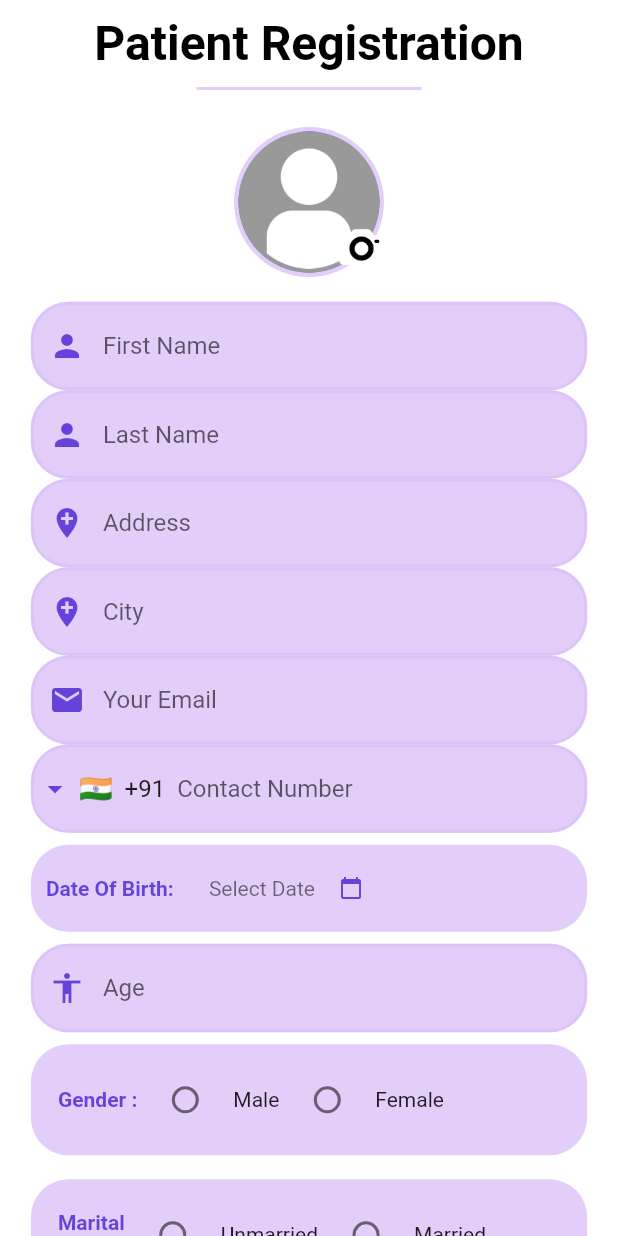
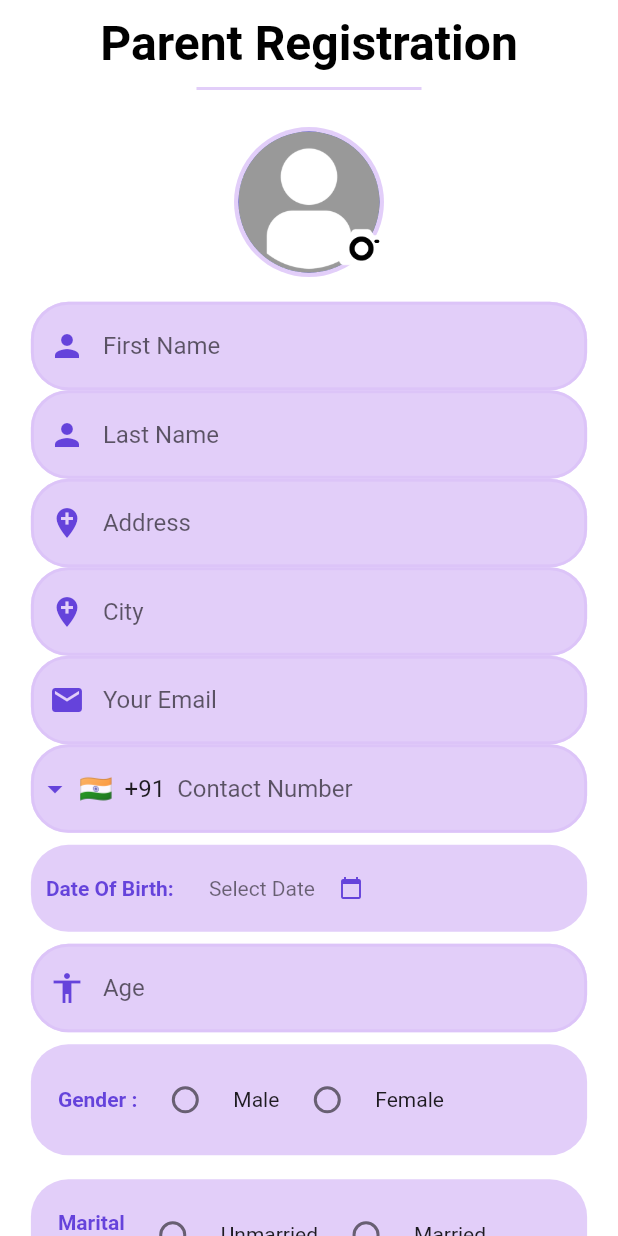
Before and after one commit to IkramBattal/number1, a Flutter app: the Registration screen opened directly, on a phone screen of 412 x 824 dp. Run offline on Flutter 3.47's test engine with Material 2 defaults, Android fonts, the light colour scheme and no system bars; drawn by our look-alikes of intl_phone_field; our stand-ins replace carousel_slider, cloud_firestore, connectivity_plus, dropdown_button2, firebase_auth, firebase_core and 11 more; accounts and stored records are empty; network calls fail.

Commit message:
7ydt ga3 doctor o patient flktba

```diff
--- a/HealthCare/lib/Screens/Chat/Patient_List.dart
+++ b/HealthCare/lib/Screens/Chat/Patient_List.dart
@@ -73,7 +73,7 @@ class _Patient_ListState extends State<Patient_List> {
                               snapshot.data!.docs[index];
                           Future.delayed(Duration(seconds: 3));
                           return snapshot.hasError
-                              ? Center(child: Text("patient Not Available"))
+                              ? Center(child: Text("Parent not available"))
                               : CustomCard(
                                   pid: doc['uid'],
                                   did: loggedInUser.uid,
--- a/HealthCare/lib/Screens/Pages/Patient/notvisitedpatient.dart
+++ b/HealthCare/lib/Screens/Pages/Patient/notvisitedpatient.dart
@@ -76,7 +76,7 @@ class _notvisitedState extends State<notvisited> {
               Navigator.pop(context);
             }),
         title: Text(
-          'Pending Patients',
+          'Pending parents',
           style: TextStyle(
             color: Colors.white,
             fontSize: 20,
@@ -313,7 +313,7 @@ class alertdialog extends StatelessWidget {
                   Padding(
                     padding: const EdgeInsets.only(top: 48),
                     child: Text(
-                      'Are you sure this patient not visited yet?',
+                      'Are you sure this parent not visited yet?',
                       style: TextStyle(
                         fontWeight: FontWeight.bold,
                         fontSize: 20,
@@ -418,7 +418,7 @@ class confirm extends StatelessWidget {
                   Padding(
                     padding: const EdgeInsets.only(top: 48),
                     child: Text(
-                      'Are you sure this patient visited?',
+                      'Are you sure you this parent visited?',
                       style: TextStyle(
                         fontWeight: FontWeight.bold,
                         fontSize: 20,
--- a/HealthCare/lib/Screens/Pages/Patient/visitedpatient.dart
+++ b/HealthCare/lib/Screens/Pages/Patient/visitedpatient.dart
@@ -82,7 +82,7 @@ class _visitedState extends State<visited> {
               Navigator.pop(context);
             }),
         title: Text(
-          'Visited Patients',
+          'Visited Parents',
           style: TextStyle(
             color: Colors.white,
             fontSize: 20,
@@ -107,7 +107,7 @@ class _visitedState extends State<visited> {
                   ),
                   filled: true,
                   fillColor: Colors.grey[200],
-                  hintText: 'Search Visited Patient',
+                  hintText: 'Search Visited Parent',
                   hintStyle: TextStyle(
                     color: Colors.black26,
                     fontSize: 18,
--- a/HealthCare/lib/Screens/appointment_time_page.dart
+++ b/HealthCare/lib/Screens/appointment_time_page.dart
@@ -611,7 +611,7 @@ class AdvanceCustomAlert extends StatelessWidget {
                       height: 5,
                     ),
                     Text(
-                      'Pending till doctor confirm this appointment request.',
+                      'Pending till confirming this appointment request.',
                       style: TextStyle(fontSize: 20),
                       textAlign: TextAlign.center,
                     ),
--- a/HealthCare/lib/Screens/detail_page.dart
+++ b/HealthCare/lib/Screens/detail_page.dart
@@ -255,7 +255,7 @@ class _DetailPageState extends State<DetailPage> {
                             borderRadius: BorderRadius.circular(4),
                           ),
                           child: Text(
-                            widget.specialist + ' Specialist',
+                            widget.specialist ,
                             style: TextStyle(
                               color: HexColor('#FFBF11'),
                               fontSize: 11,
@@ -720,7 +720,7 @@ class _DetailPageState extends State<DetailPage> {
       scheme: 'sms',
       path: widget.phone,
       queryParameters: <String, String>{
-        'body': Uri.encodeComponent('HelloDoctor'),
+        'body': Uri.encodeComponent('Hello'),
       },
     );
     return AppBar(
--- a/HealthCare/lib/Screens/docter_page.dart
+++ b/HealthCare/lib/Screens/docter_page.dart
@@ -78,7 +78,7 @@ class _Docter_pageState extends State<Docter_page> {
                     builder: (BuildContext context,
                         AsyncSnapshot<QuerySnapshot> snapshot) {
                       if (!snapshot.hasData) {
-                        return Center(child: Text("Doctor Not Available"));
+                        return Center(child: Text("Service provider not available"));
                       } else {
                         return ListView.builder(
                           controller: ScrollController(keepScrollOffset: false),
--- a/HealthCare/lib/Screens/login/Patient_registration.dart
+++ b/HealthCare/lib/Screens/login/Patient_registration.dart
@@ -160,7 +160,7 @@ class _RegistrationState extends State<Registration> {
                         child: Container(
                           child: Center(
                               child: Text(
-                                "Patient Registration",
+                                "Parent Registration",
                                 style: TextStyle(
                                     fontSize: 32,
                                     color: Colors.black,
--- a/HealthCare/lib/Screens/login/doctor_registration.dart
+++ b/HealthCare/lib/Screens/login/doctor_registration.dart
@@ -170,7 +170,7 @@ class _DocRegistrationState extends State<DocRegistration> {
                         child: Container(
                           child: Center(
                               child: Text(
-                                "Doctor Registration",
+                                "Service provider Registration",
                                 style: TextStyle(
                                     fontSize: 32,
                                     color: Colors.black,
--- a/HealthCare/lib/Screens/login/doctorlogin.dart
+++ b/HealthCare/lib/Screens/login/doctorlogin.dart
@@ -316,7 +316,7 @@ class _doctor_pageState extends State<doctor_page> {
                                               break;
                                             case "user-not-found":
                                               errorMessage =
-                                              "Doctor with this email doesn't exist.";
+                                              "Service provider with this email doesn't exist.";
                                               break;
                                             case "user-disabled":
                                               errorMessage =
--- a/HealthCare/lib/Screens/login/patientlogin.dart
+++ b/HealthCare/lib/Screens/login/patientlogin.dart
@@ -324,7 +324,7 @@ class _login_pageState extends State<login_page> {
                                               break;
                                             case "user-not-found":
                                               errorMessage =
-                                              "Patient with this email doesn't exist.";
+                                              "Parent with this email doesn't exist.";
                                               break;
                                             case "user-disabled":
                                               errorMessage =
@@ -352,7 +352,7 @@ class _login_pageState extends State<login_page> {
                                           Fluttertoast.showToast(
                                               msg: errorMessage);
                                           if (errorMessage ==
-                                              "Patient with this email doesn't exist.") {
+                                              "Parent with this email doesn't exist.") {
                                             Navigator.pushReplacement(
                                                 context,
                                                 MaterialPageRoute(
--- a/HealthCare/lib/cells/Doctor_card.dart
+++ b/HealthCare/lib/cells/Doctor_card.dart
@@ -110,7 +110,7 @@ class _SelectCardState extends State<SelectCard> {
                     height: 10,
                   ),
                   Text(
-                    patient_count.toString() + " Patient Visited",
+                    patient_count.toString() + " Parent Visited",
                     style: TextStyle(
                         color: Colors.white,
                         fontSize: 14,
--- a/HealthCare/lib/cells/trd_cell.dart
+++ b/HealthCare/lib/cells/trd_cell.dart
@@ -117,7 +117,7 @@ class _TrdCellState extends State<TrdCell> {
               height: 8,
             ),
             Text(
-              widget.specialist + ' Specialist',
+              widget.specialist ,
               style: TextStyle(
                 color: kPrimaryhinttext,
                 fontSize: 14,
--- a/HealthCare/lib/newapp/doctorsList.dart
+++ b/HealthCare/lib/newapp/doctorsList.dart
@@ -48,7 +48,7 @@ class _DoctorsListState extends State<DoctorsList> {
                   ),
                   filled: true,
                   fillColor: Colors.grey[300],
-                  hintText: 'Search Doctor',
+                  hintText: 'Search service provider',
                   hintStyle: TextStyle(
                     color: Colors.black26,
                     fontSize: 18,
--- a/HealthCare/lib/newapp/searchList.dart
+++ b/HealthCare/lib/newapp/searchList.dart
@@ -52,7 +52,7 @@ class _SearchListState extends State<SearchList> {
                         mainAxisAlignment: MainAxisAlignment.center,
                         children: [
                           Text(
-                            'No Doctor Found!',
+                            'No service provider found!',
                             style: TextStyle(
                               color: Colors.blue[800],
                               fontSize: 25,
--- a/HealthCare/lib/newapp/searchList2.dart
+++ b/HealthCare/lib/newapp/searchList2.dart
@@ -47,7 +47,7 @@ class _SearchList2State extends State<SearchList2> {
                         mainAxisAlignment: MainAxisAlignment.center,
                         children: [
                           Text(
-                            'No Patient Found!',
+                            'No Parent Found!',
                             style: TextStyle(
                               color: Colors.blue[800],
                               fontSize: 25,
--- a/HealthCare/lib/widget/DoctorDrawer.dart
+++ b/HealthCare/lib/widget/DoctorDrawer.dart
@@ -135,11 +135,11 @@ class _DocDrawerState extends State<DocDrawer> {
                   width: 10,
                   color: kPrimaryLightColor,
                 ),
-                CustomList(Icons.check, "Visited Patients", () {
+                CustomList(Icons.check, "Visited Parents", () {
                   Navigator.push(context,
                       MaterialPageRoute(builder: (context) => visited()));
                 }),
-                CustomList(Icons.timelapse, "Pending Patients", () {
+                CustomList(Icons.timelapse, "Pending Parents", () {
                   Navigator.push(context,
                       MaterialPageRoute(builder: (context) => notvisited()));
                 }),
```
Also changed, not shown: HealthCare/lib/Screens/about.dart (+7 -44 lines), HealthCare/lib/Screens/home/patient_home_page.dart (+5 -20 lines).
